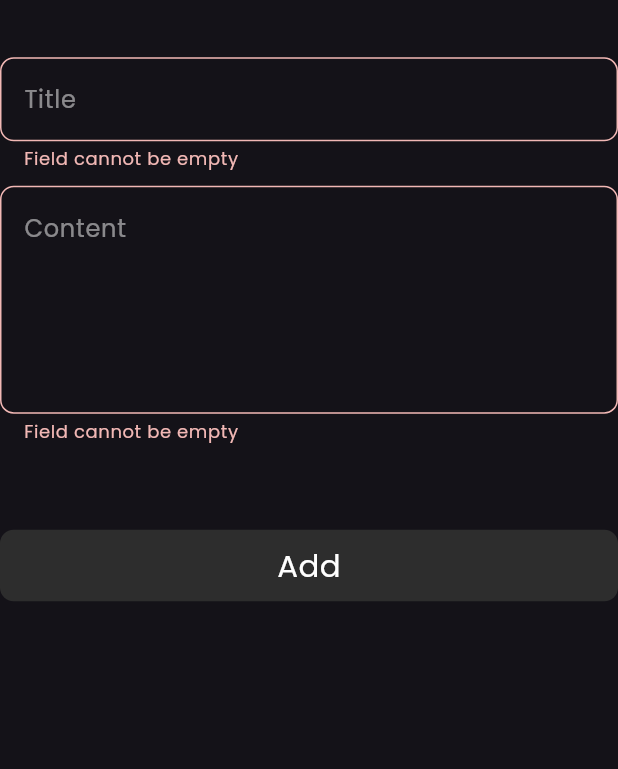
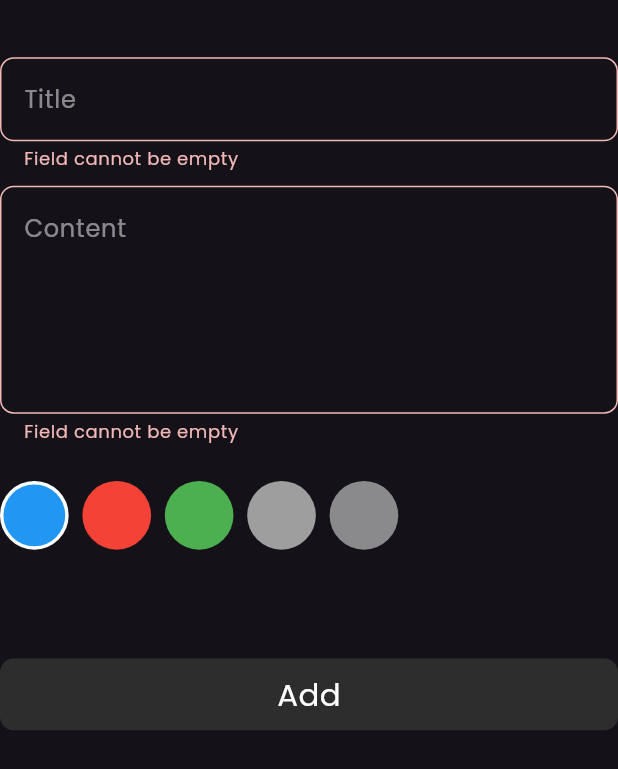
Before and after one commit to itiswd/Hive-NoteApp, a Flutter app: the AddNoteForm widget shown alone on an empty page, opened directly, after a tap on "Add", on a phone screen of 412 x 824 dp. Shown: the top 769 px of the screen. Run offline on Flutter 3.47's test engine with Material 3 defaults, Android fonts, the light colour scheme and no system bars; our stand-ins replace flutter_bloc, flutter_screenutil, hive, hive_flutter; accounts and stored records are empty.

Commit message:
Add Color Selection to Add Note Form
Implement a color picker for selecting note colors in the Add Note Form. This feature allows users to choose from a predefined list of colors for their notes. The selected color is then saved along with the note's title and content. The color picker is displayed as a horizontal list of circular color options, with the selected color highlighted with a white border.

```diff
--- a/lib/views/widgets/notes/add_note_form.dart
+++ b/lib/views/widgets/notes/add_note_form.dart
@@ -21,7 +21,16 @@ class _AddNoteFormState extends State<AddNoteForm> {
   final formKey = GlobalKey<FormState>();
   AutovalidateMode autovalidateMode = AutovalidateMode.disabled;
   String? title, content;
-  int? color;
+  List<Color> noteColors = [
+    AppColors.blue,
+    AppColors.red,
+    AppColors.green,
+    AppColors.grey,
+    AppColors.lightWhite,
+  ];
+
+  int color = AppColors.blue.value;
+
   @override
   Widget build(BuildContext context) {
     return Form(
@@ -40,6 +49,40 @@ class _AddNoteFormState extends State<AddNoteForm> {
             maxLines: 5,
             onSaved: (content) => this.content = content,
           ),
+          SizedBox(height: 8.0.h),
+          SizedBox(
+            height: 64.0.h,
+            child: ListView.builder(
+              scrollDirection: Axis.horizontal,
+              itemCount: noteColors.length,
+              itemBuilder: (context, index) {
+                return Padding(
+                  padding: EdgeInsets.only(right: 8.0.w),
+                  child: GestureDetector(
+                    onTap: () {
+                      setState(() {
+                        color = noteColors[index].value;
+                      });
+                    },
+                    child: Container(
+                      width: 40.0.w,
+                      height: 40.0.h,
+                      decoration: BoxDecoration(
+                        color: noteColors[index],
+                        shape: BoxShape.circle,
+                        border: Border.all(
+                          color: noteColors[index].value == color
+                              ? AppColors.white
+                              : Colors.transparent,
+                          width: 2.0.w,
+                        ),
+                      ),
+                    ),
+                  ),
+                );
+              },
+            ),
+          ),
           SizedBox(height: 48.0.h),
           BlocBuilder<AddNoteCubit, AddNoteState>(
             builder: (context, state) {
@@ -53,7 +96,7 @@ class _AddNoteFormState extends State<AddNoteForm> {
                         title: title!,
                         content: content!,
                         date: DateFormat('dd-MM-yyyy').format(DateTime.now()),
-                        color: AppColors.lightWhite.value,
+                        color: color,
                       ),
                     );
                   } else {
```
